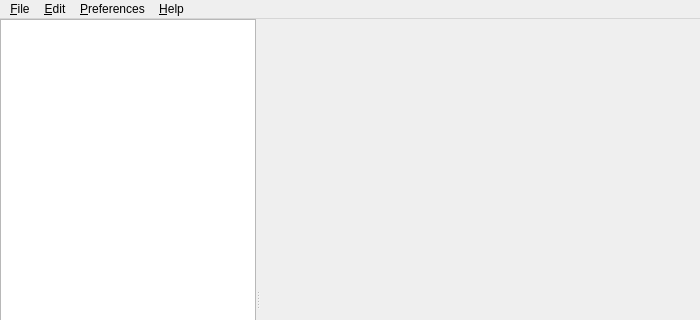
Qt form src/mainwindow.ui (IoeCmcomc/MCDatapacker) before a commit; both pictures show x 0 to 700 and y 0 to 320 of the 700 by 600 pixel window.
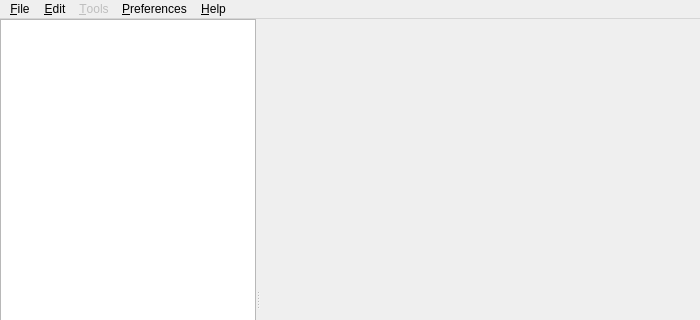
The same form after that commit. Custom widgets are drawn as their Qt base class.

Commit message:
[Impl] Add "Statistics" tool
StatisticsDialog:
- Scan the current datapack;
- Count files by types
- Count commands by types, comments and NBT accesses;
- List all syntax errors in function files.

OverloadNodeVisitor:
- Implement default behaviours (do nothing) when walking into all AST
classes, allow subclasses only to override necessary methods.

NodeCounter:
- Count command nodes.

Parser:
- Trip the last space in command (if any).

What changed in the file:
```diff
--- a/src/mainwindow.ui
+++ b/src/mainwindow.ui
@@ -182,8 +182,18 @@
     <addaction name="actionCopy"/>
     <addaction name="actionPaste"/>
    </widget>
+   <widget class="QMenu" name="menuTools">
+    <property name="enabled">
+     <bool>false</bool>
+    </property>
+    <property name="title">
+     <string>&amp;Tools</string>
+    </property>
+    <addaction name="actionStatistics"/>
+   </widget>
    <addaction name="menuFile"/>
    <addaction name="menuEdit"/>
+   <addaction name="menuTools"/>
    <addaction name="menuPreferences"/>
    <addaction name="menuHelp"/>
   </widget>
```
Left out of the diff: 5 changed lines with no effect on the pictures. The commit also changes 21 other files.
